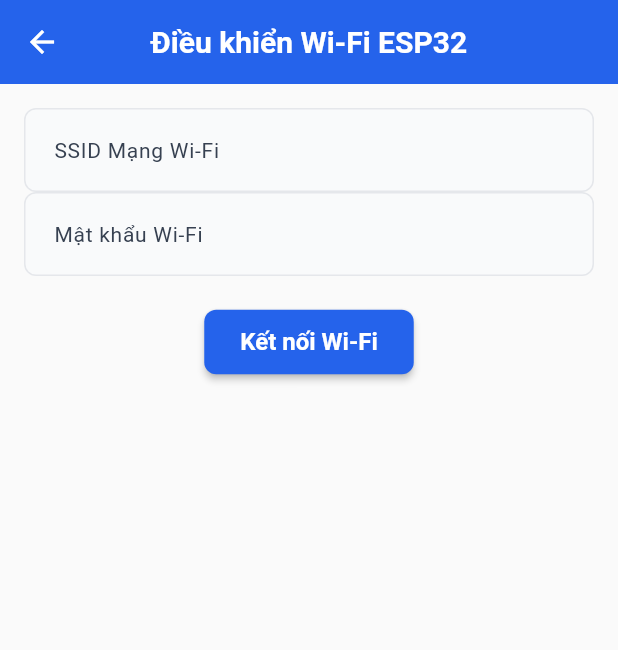
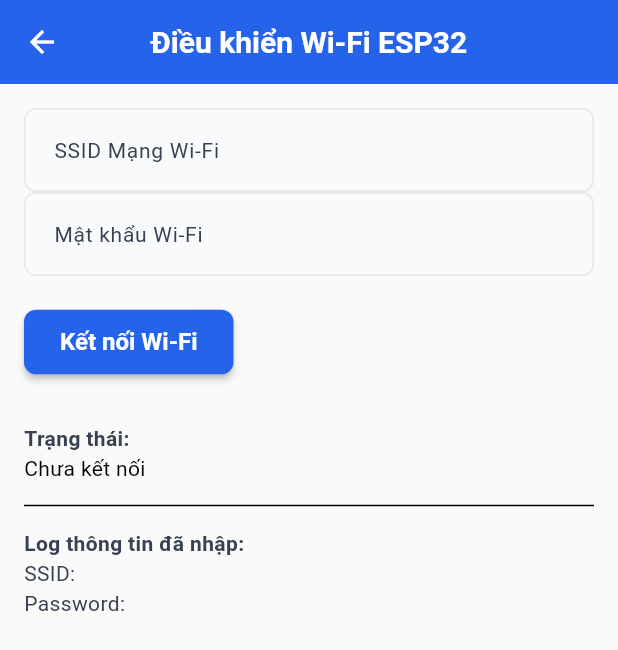
Before and after one commit to Chuyn2k3/medicine, a Flutter app: the WifiControllerPage screen opened directly, on a phone screen of 412 x 824 dp. Shown: the top 650 px of the screen. Run offline on Flutter 3.47's test engine with Material 3 defaults, Android fonts, the phone set to English and light mode, and no system bars; our stand-ins replace bloc, dio, equatable, firebase_core, firebase_messaging, flutter_bloc and 5 more; missing offline and left inert: mobile_scanner, mqtt5_client; accounts and stored records are empty.

Commit message:
update show log connect wifi

```diff
--- a/lib/presentation/pages/wifi_setup_page.dart
+++ b/lib/presentation/pages/wifi_setup_page.dart
@@ -11,37 +11,70 @@ class _WifiControllerPageState extends State<WifiControllerPage> {
   TextEditingController ssidController = TextEditingController();
   TextEditingController passwordController = TextEditingController();
 
+  String statusMessage = 'Chưa kết nối';
+  bool isConnecting = false;
+
+  String logSsid = '';
+  String logPassword = '';
+
   void connectToWiFi() async {
-    var ssid = ssidController.text;
-    var password = passwordController.text;
+    final ssid = ssidController.text;
+    final password = passwordController.text;
 
-    // Địa chỉ IP của ESP32 (của AP ESP32)
-    var url = Uri.parse("http://192.168.4.1/wifi");
+    setState(() {
+      isConnecting = true;
+      statusMessage = 'Đang kết nối...';
+      logSsid = ssid;
+      logPassword = password;
+    });
 
-    // Tạo JSON payload
-    var jsonData = jsonEncode({
+    // Show snackbar khi bấm connect
+    ScaffoldMessenger.of(context).showSnackBar(
+      SnackBar(content: Text('Đang gửi thông tin Wi-Fi tới ESP32...')),
+    );
+
+    final url = Uri.parse("http://192.168.4.1/wifi");
+
+    final jsonData = jsonEncode({
       'ssid': ssid,
       'pass': password,
     });
 
     try {
-      // Gửi POST request
-      var response = await http.post(
+      final response = await http.post(
         url,
         headers: {"Content-Type": "application/json"},
         body: jsonData,
       );
 
       if (response.statusCode == 200) {
-        // Kết nối thành công
-        print("Kết nối Wi-Fi thành công!");
-        print(response.body);
+        setState(() {
+          statusMessage = '✅ Kết nối Wi-Fi thành công';
+          isConnecting = false;
+        });
+
+        ScaffoldMessenger.of(context).showSnackBar(
+          SnackBar(content: Text('Kết nối Wi-Fi thành công!')),
+        );
       } else {
-        // Lỗi khi kết nối
-        print("Không thể kết nối! Lỗi: ${response.body}");
+        setState(() {
+          statusMessage = '❌ Lỗi kết nối: ${response.statusCode}';
+          isConnecting = false;
+        });
+
+        ScaffoldMessenger.of(context).showSnackBar(
+          SnackBar(content: Text('Không thể kết nối Wi-Fi')),
+        );
       }
     } catch (e) {
-      print("Lỗi: $e");
+      setState(() {
+        statusMessage = '❌ Lỗi: $e';
+        isConnecting = false;
+      });
+
+      ScaffoldMessenger.of(context).showSnackBar(
+        SnackBar(content: Text('Lỗi kết nối ESP32')),
+      );
     }
   }
 
@@ -54,6 +87,7 @@ class _WifiControllerPageState extends State<WifiControllerPage> {
       body: Padding(
         padding: const EdgeInsets.all(16.0),
         child: Column(
+          crossAxisAlignment: CrossAxisAlignment.start,
           children: [
             TextField(
               controller: ssidController,
@@ -65,10 +99,48 @@ class _WifiControllerPageState extends State<WifiControllerPage> {
               decoration: InputDecoration(labelText: 'Mật khẩu Wi-Fi'),
             ),
             SizedBox(height: 20),
+
             ElevatedButton(
-              onPressed: connectToWiFi,
-              child: Text('Kết nối Wi-Fi'),
+              onPressed: isConnecting ? null : connectToWiFi,
+              child: isConnecting
+                  ? SizedBox(
+                      height: 20,
+                      width: 20,
+                      child: CircularProgressIndicator(
+                        strokeWidth: 2,
+                        color: Colors.white,
+                      ),
+                    )
+                  : Text('Kết nối Wi-Fi'),
             ),
+
+            SizedBox(height: 30),
+
+            // ===== TRẠNG THÁI =====
+            Text(
+              'Trạng thái:',
+              style: TextStyle(fontWeight: FontWeight.bold),
+            ),
+            Text(
+              statusMessage,
+              style: TextStyle(
+                color: statusMessage.contains('thành công')
+                    ? Colors.green
+                    : statusMessage.contains('Lỗi')
+                        ? Colors.red
+                        : Colors.black,
+              ),
+            ),
+
+            Divider(height: 30),
+
+            // ===== LOG NGƯỜI DÙNG NHẬP =====
+            Text(
+              'Log thông tin đã nhập:',
+              style: TextStyle(fontWeight: FontWeight.bold),
+            ),
+            Text('SSID: $logSsid'),
+            Text('Password: $logPassword'),
           ],
         ),
       ),
```
